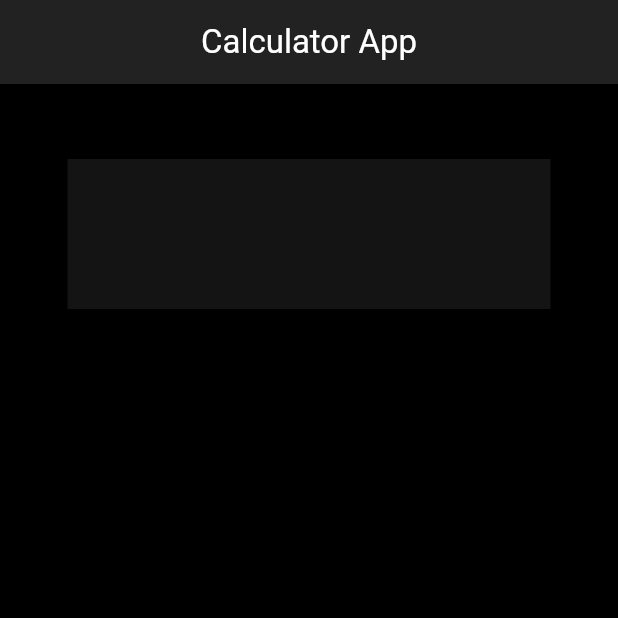
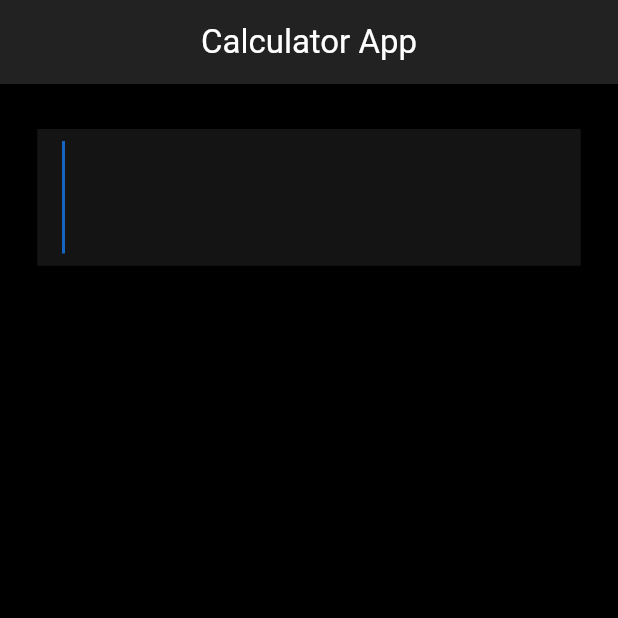
Before and after one commit to bahasorkun/Calculator-App-with-Flutter, a Flutter app: the screen it shows after launch, on a phone screen of 412 x 824 dp, the top half of it. Run offline on Flutter 3.47's test engine with Material 3 defaults, Android fonts, the phone set to English and light mode, and no system bars.

Commit message:
feat: add custom_textfield widget and refactor folders,files
Klasör ve dosyalar yapılandırıldı.
Custom textfield olusturuldu
home_screen.dart olusturuldu

```diff
--- a/calculator_app/lib/main.dart
+++ b/calculator_app/lib/main.dart
@@ -1,4 +1,5 @@
 import 'package:calculator_app/constants/color.dart';
+import 'package:calculator_app/screens/home_screen.dart';
 import 'package:flutter/material.dart';
 
 void main() => runApp(const MyApp());
@@ -9,34 +10,11 @@ class MyApp extends StatelessWidget {
   @override
   Widget build(BuildContext context) {
     return MaterialApp(
-      title: 'Material App',
-      debugShowCheckedModeBanner: false,
-      theme: ThemeData(
-          appBarTheme: const AppBarTheme(backgroundColor: darkGrey),
-          scaffoldBackgroundColor: Colors.black),
-      home: Scaffold(
-        appBar: AppBar(
-          title: const Text(
-            'Calculator App',
-            style: TextStyle(color: Colors.white),
-          ),
-          centerTitle: true,
-        ),
-        body:Column(
-          children: [
-            Container(
-              height: 100,
-              margin: EdgeInsets.symmetric(horizontal: 45,vertical: 50),
-              color: darkGrey2,
-            ),
-            Container(
-              alignment: Alignment.bottomCenter,
-              color: Colors.green,
-
-            )
-          ],
-        ),
-      ),
-    );
+        title: 'Material App',
+        debugShowCheckedModeBanner: false,
+        theme: ThemeData(
+            appBarTheme: const AppBarTheme(backgroundColor: darkGrey),
+            scaffoldBackgroundColor: Colors.black),
+        home: const HomeScreen());
   }
 }
--- /dev/null
+++ b/calculator_app/lib/screens/home_screen.dart
@@ -0,0 +1,26 @@
+import 'package:calculator_app/widgets/custom_textfield.dart';
+import 'package:flutter/material.dart';
+
+class HomeScreen extends StatelessWidget {
+  const HomeScreen({super.key});
+
+  @override
+  Widget build(BuildContext context) {
+    return Scaffold(
+      appBar: AppBar(
+        title: const Text(
+          'Calculator App',
+          style: TextStyle(color: Colors.white),
+        ),
+        centerTitle: true,
+      ),
+      body: const Column(
+        mainAxisAlignment: MainAxisAlignment.spaceBetween,
+        children: [
+          CustomTextField(),
+
+        ],
+      ),
+    );
+  }
+}
--- /dev/null
+++ b/calculator_app/lib/widgets/custom_textfield.dart
@@ -0,0 +1,29 @@
+import 'package:calculator_app/constants/color.dart';
+import 'package:flutter/material.dart';
+
+class CustomTextField extends StatelessWidget {
+  const CustomTextField({
+    super.key,
+  });
+
+  @override
+  Widget build(BuildContext context) {
+    return Container(
+      margin: const EdgeInsets.symmetric(horizontal: 25, vertical: 30),
+      color: darkGrey2,
+      child: TextField(
+        controller: TextEditingController(),
+        style: const TextStyle(fontSize: 50, color: Colors.white),
+        decoration: const InputDecoration(
+          border: InputBorder.none,
+          filled: true,
+          fillColor: darkGrey2,
+        ),
+        readOnly: true, // Metni düzenleyemezsin sadece okuma
+        autofocus: true,
+        showCursor: true,
+        cursorColor: Colors.blue[800],
+      ),
+    );
+  }
+}
```
Also changed, not shown: calculator_app/pubspec.yaml (+5 -15 lines), calculator_app/pubspec.lock.
